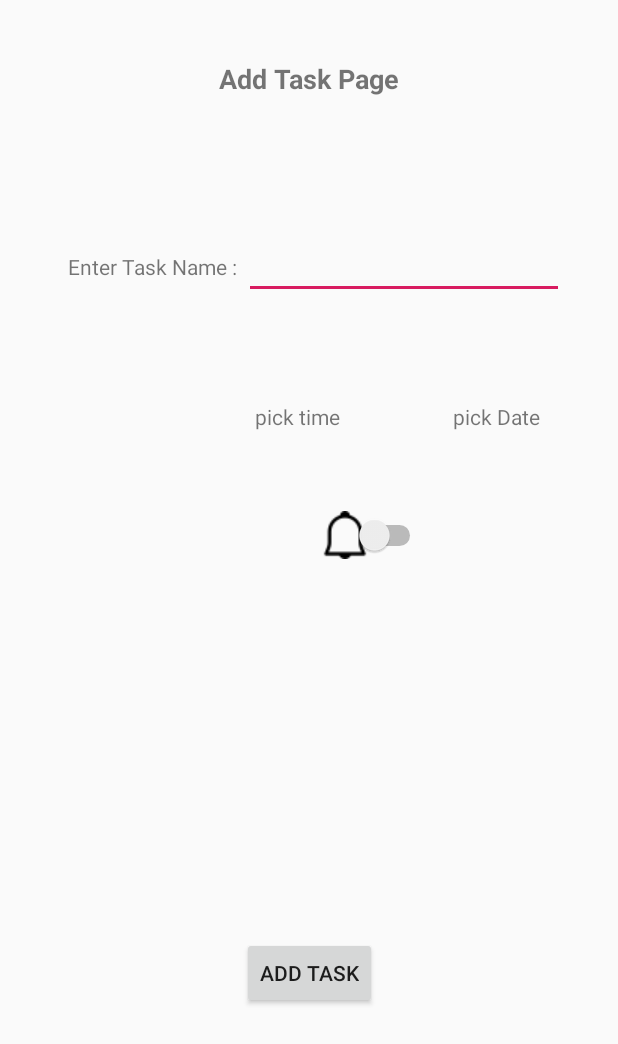
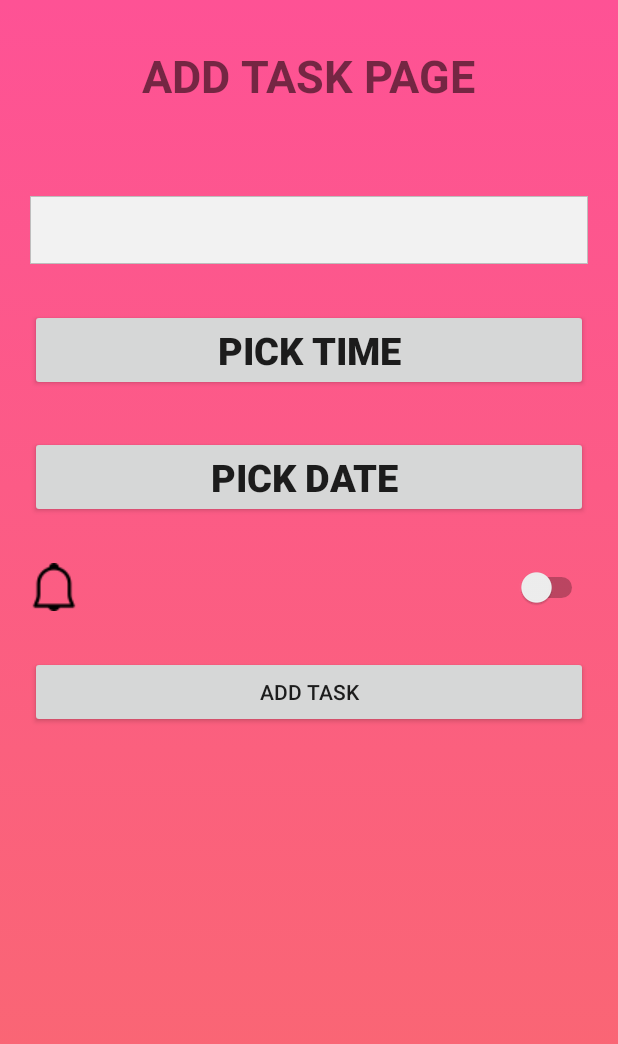
Before and after one commit to jewel789/smart-calendar, an Android app: the TaskAddActivity screen opened directly, with no data from a screen before it, on a phone screen of 412 x 824 dp. Shown: the top 1044 px of the screen. Run offline under Robolectric (Android 15) with nearby library versions, the light colour scheme and no system bars; our stand-ins replace Firebase (no records; nobody signed in at launch, a user with empty details on screens opened directly).

Commit message:
UI MODIFIED

```diff
--- a/app/src/main/java/com/example/smartcalendar/TaskAddActivity.java
+++ b/app/src/main/java/com/example/smartcalendar/TaskAddActivity.java
@@ -10,7 +10,6 @@ import android.view.View;
 import android.widget.Button;
 import android.widget.DatePicker;
 import android.widget.EditText;
-import android.widget.TextView;
 import android.widget.TimePicker;
 import android.widget.Toast;
 
@@ -22,7 +21,6 @@ import com.google.firebase.database.FirebaseDatabase;
 import java.text.ParseException;
 import java.text.SimpleDateFormat;
 import java.util.ArrayList;
-import java.util.Collection;
 import java.util.Collections;
 import java.util.Comparator;
 import java.util.Date;
@@ -36,7 +34,7 @@ public class TaskAddActivity extends AppCompatActivity implements View.OnClickLi
 
     private EditText taskName;
     private Button addTaskButton;
-    private TextView datePick, timePick;
+    private Button datePick, timePick;
 
     private Account account;
 
--- a/app/src/main/res/layout-v23/activity_calendar.xml
+++ b/app/src/main/res/layout-v23/activity_calendar.xml
@@ -6,7 +6,7 @@
     android:id="@+id/linearLayout2"
     android:layout_width="match_parent"
     android:layout_height="match_parent"
-    android:background="@drawable/calendar1"
+    android:background="@drawable/bg"
     android:orientation="vertical"
     tools:context=".CalendarActivity">
 
--- a/app/src/main/res/layout/activity_calendar.xml
+++ b/app/src/main/res/layout/activity_calendar.xml
@@ -6,7 +6,7 @@
     android:id="@+id/linearLayout2"
     android:layout_width="match_parent"
     android:layout_height="match_parent"
-    android:background="@drawable/calendar1"
+    android:background="@drawable/bg"
     android:orientation="vertical"
     tools:context=".CalendarActivity">
 
--- a/app/src/main/res/layout/activity_task_add.xml
+++ b/app/src/main/res/layout/activity_task_add.xml
@@ -1,98 +1,80 @@
 <?xml version="1.0" encoding="utf-8"?>
-<androidx.constraintlayout.widget.ConstraintLayout xmlns:android="http://schemas.android.com/apk/res/android"
-    xmlns:app="http://schemas.android.com/apk/res-auto"
+<LinearLayout xmlns:android="http://schemas.android.com/apk/res/android"
     xmlns:tools="http://schemas.android.com/tools"
     android:id="@+id/linearLayout"
     android:layout_width="match_parent"
     android:layout_height="match_parent"
-    tools:context=".TaskAddActivity">
+    android:background="@drawable/bg"
+    tools:context=".TaskAddActivity"
+    android:orientation="vertical">
 
     <TextView
         android:id="@+id/TaskAddPage"
         android:layout_width="wrap_content"
         android:layout_height="wrap_content"
-        android:layout_marginStart="144dp"
-        android:layout_marginEnd="144dp"
-        android:layout_marginTop="40dp"
+        android:layout_gravity="center"
+        android:layout_marginTop="30dp"
         android:text="@string/add_task_page"
-        android:textSize="18sp"
-        android:textStyle="bold"
-        app:layout_constraintEnd_toEndOf="parent"
-        app:layout_constraintStart_toStartOf="parent"
-        app:layout_constraintTop_toTopOf="parent" />
+        android:textAllCaps="true"
+        android:textSize="30sp"
+        android:textStyle="bold" />
 
-
-    <TextView
-        android:id="@+id/taskNameEnter"
-        android:layout_width="wrap_content"
-        android:layout_height="wrap_content"
-        android:layout_marginStart="9dp"
-        android:layout_marginTop="168dp"
-        android:layout_marginEnd="1dp"
-        android:text="Enter Task Name : "
-        app:layout_constraintEnd_toStartOf="@+id/taskName"
-        app:layout_constraintHorizontal_chainStyle="packed"
-        app:layout_constraintStart_toStartOf="parent"
-        app:layout_constraintTop_toTopOf="parent" />
 
     <EditText
         android:id="@+id/taskName"
-        android:layout_width="wrap_content"
+        android:layout_width="match_parent"
+        android:layout_height="45dp"
+        android:layout_marginLeft="20dp"
+        android:layout_marginTop="60dp"
+        android:layout_marginRight="20dp"
+        android:background="@drawable/edit_text_middle"
+        android:ems="10"
+        android:inputType="textPersonName" />
+
+    <Button
+        android:id="@+id/pickTime"
+        android:layout_width="match_parent"
         android:layout_height="wrap_content"
-        android:ems="10"
-        android:inputType="textPersonName"
-        app:layout_constraintBaseline_toBaselineOf="@+id/taskNameEnter"
-        app:layout_constraintEnd_toEndOf="parent"
-        app:layout_constraintStart_toEndOf="@+id/taskNameEnter" />
-
-    <TextView
-        android:id="@+id/pickTime"
-        android:layout_width="131dp"
-        android:layout_height="21dp"
-        android:layout_marginTop="268dp"
-        android:clickable="true"
+        android:layout_marginLeft="20dp"
+        android:layout_marginTop="30dp"
+        android:layout_marginRight="20dp"
         android:text="pick time"
         android:textAlignment="center"
-        app:layout_constraintEnd_toStartOf="@+id/pickDate"
-        app:layout_constraintHorizontal_bias="0.929"
-        app:layout_constraintHorizontal_chainStyle="packed"
-        app:layout_constraintStart_toStartOf="parent"
-        app:layout_constraintTop_toTopOf="parent" />
+        android:textAllCaps="true"
+        android:textSize="25sp"
+        android:textStyle="bold" />
 
-    <TextView
+    <Button
         android:id="@+id/pickDate"
-        android:layout_width="138dp"
+        android:layout_width="match_parent"
         android:layout_height="wrap_content"
-        android:clickable="true"
+        android:layout_marginLeft="20dp"
+        android:layout_marginTop="30dp"
+        android:layout_marginRight="20dp"
         android:text="pick Date "
         android:textAlignment="center"
-        app:layout_constraintBaseline_toBaselineOf="@+id/pickTime"
-        app:layout_constraintEnd_toEndOf="parent"
-        app:layout_constraintStart_toEndOf="@+id/pickTime" />
+        android:textAllCaps="true"
+        android:textSize="25sp"
+        android:textStyle="bold" />
 
 
     <Switch
         android:id="@+id/alarmSwitsch"
-        android:layout_width="70dp"
-        android:layout_height="49dp"
-        android:layout_marginTop="64dp"
-        android:layout_marginEnd="128dp"
-        android:drawableLeft="@drawable/alarm_icon"
-
-        app:layout_constraintEnd_toEndOf="parent"
-        app:layout_constraintTop_toTopOf="@id/pickDate" />
+        android:layout_width="match_parent"
+        android:layout_height="wrap_content"
+        android:layout_marginLeft="20dp"
+        android:layout_marginTop="30dp"
+        android:layout_marginRight="20dp"
+        android:drawableLeft="@drawable/alarm_icon" />
 
     <Button
         android:id="@+id/addTaskButton"
-        android:layout_width="wrap_content"
+        android:layout_width="match_parent"
         android:layout_height="wrap_content"
-        android:layout_marginStart="160dp"
-        android:layout_marginEnd="160dp"
-        android:layout_marginBottom="151dp"
-        android:text="@string/add"
-        app:layout_constraintBottom_toBottomOf="parent"
-        app:layout_constraintEnd_toEndOf="parent"
-        app:layout_constraintStart_toStartOf="parent" />
+        android:layout_marginLeft="20dp"
+        android:layout_marginTop="30dp"
+        android:layout_marginRight="20dp"
+        android:text="@string/add" />
 
 
-</androidx.constraintlayout.widget.ConstraintLayout>
+</LinearLayout>
--- a/app/src/main/res/values/strings.xml
+++ b/app/src/main/res/values/strings.xml
@@ -22,5 +22,6 @@
     <string name="add_task_page">Add Task Page</string>
     <string name="Repeat_Password">Repeat Your Password</string>
     <string name="Repeat_Email">Repeat Your Email</string>
+    <string name="tvTaskId">Task List</string>
 
 </resources>
```
Also changed, not shown: app/src/main/res/layout/activity_login.xml (+29 -21 lines), app/src/main/res/layout/activity_main.xml (+37 -25 lines), app/src/main/res/layout/activity_show_tasks.xml (+23 -35 lines), app/src/main/res/drawable/calendar1.jpg (deleted), 145 other files.
